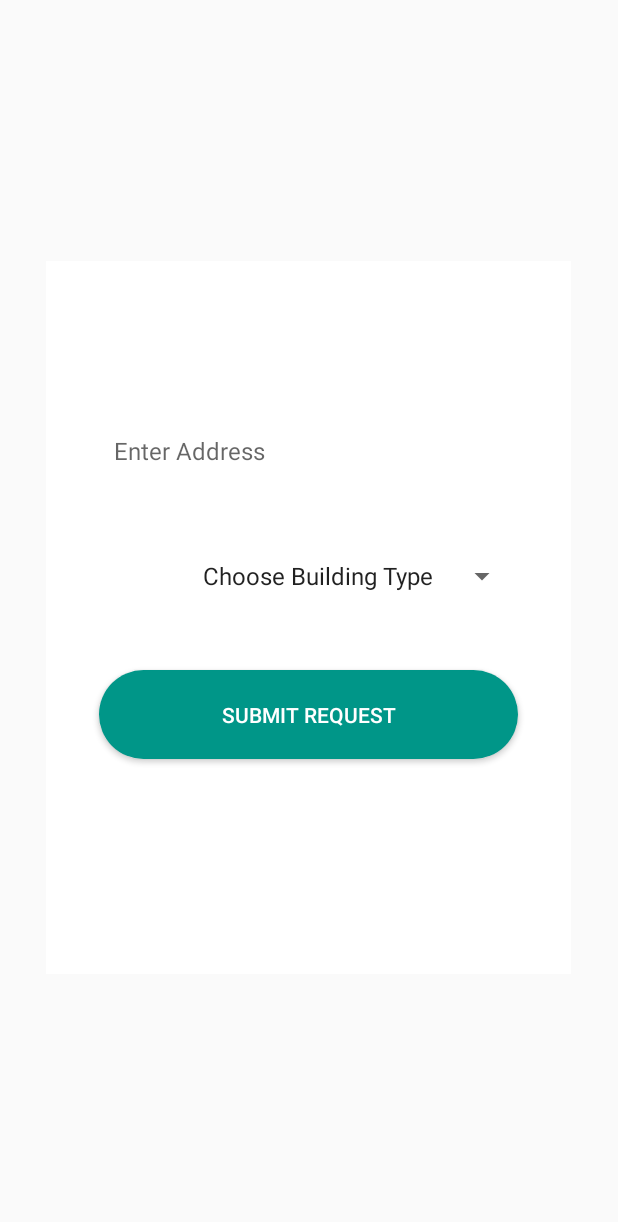
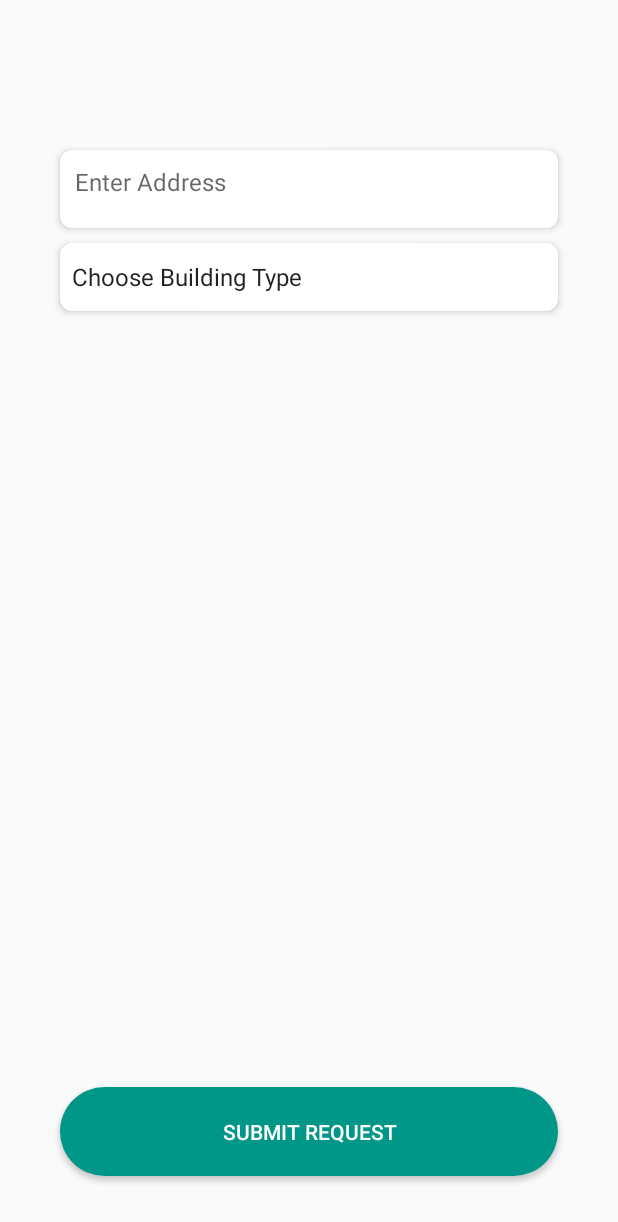
Before and after one commit to zilraf/Madraf-Litterally, an Android app: the MainMenu screen opened directly, with no data from a screen before it, after a tap on "REQUEST PICKUP", on a phone screen of 412 x 824 dp. Shown: the top 1222 px of the screen. Run offline under Robolectric (Android 15) with nearby library versions, the phone set to English and light mode, and no system bars; our stand-ins replace Firebase (no records; nobody signed in at launch, a user with empty details on screens opened directly); 1 statement that could not run was skipped.

Commit message:
pickup, profile
pickup ui
foto bulet, nama

```diff
--- a/app/build.gradle
+++ b/app/build.gradle
@@ -30,6 +30,9 @@ dependencies {
     implementation 'androidx.cardview:cardview:1.0.0'
     implementation 'androidx.recyclerview:recyclerview:1.0.0'
     implementation 'com.google.android.material:material:1.0.0'
+    implementation 'de.hdodenhof:circleimageview:3.0.0'
+
+    //implementationn 'com.pkmmte.view:circularimageview:1.1'
 
     implementation 'androidx.annotation:annotation:1.1.0'
     implementation 'androidx.constraintlayout:constraintlayout:1.1.3'
--- a/app/src/main/res/anim/rotate.xml
+++ b/app/src/main/res/anim/rotate.xml
@@ -4,6 +4,7 @@
         android:pivotX="50%"
         android:pivotY="50%"
         android:duration="600"
-        android:interpolator="@android:anim/cycle_interpolator"/>
+        android:interpolator="@android:anim/cycle_interpolator"
+        android:zAdjustment="bottom"/>
 
 </set>
--- /dev/null
+++ b/app/src/main/res/anim/rotate_down.xml
@@ -0,0 +1,11 @@
+<?xml version="1.0" encoding="utf-8"?>
+<set xmlns:android="http://schemas.android.com/apk/res/android"
+    android:fillAfter="true"
+    android:fillEnabled="true">
+    <rotate
+        android:duration="200"
+        android:fromDegrees="0"
+        android:pivotX="50%"
+        android:pivotY="50%"
+        android:toDegrees="180" />
+</set>
--- /dev/null
+++ b/app/src/main/res/anim/rotate_up.xml
@@ -0,0 +1,11 @@
+<?xml version="1.0" encoding="utf-8"?>
+<set xmlns:android="http://schemas.android.com/apk/res/android"
+    android:fillAfter="true"
+    android:fillEnabled="true">
+    <rotate
+        android:duration="200"
+        android:fromDegrees="-180"
+        android:pivotX="50%"
+        android:pivotY="50%"
+        android:toDegrees="0" />
+</set>
--- a/app/src/main/res/anim/wiggle.xml
+++ b/app/src/main/res/anim/wiggle.xml
@@ -1,5 +1,6 @@
 <?xml version="1.0" encoding="utf-8"?>
-<set xmlns:android="http://schemas.android.com/apk/res/android">
+<set xmlns:android="http://schemas.android.com/apk/res/android"
+    android:shareInterpolator="true">
     <rotate
         android:duration="70"
         android:fromDegrees="-5"
--- /dev/null
+++ b/app/src/main/res/drawable/ic_arrow_up.xml
@@ -0,0 +1,9 @@
+<vector xmlns:android="http://schemas.android.com/apk/res/android"
+    android:width="24dp"
+    android:height="24dp"
+    android:viewportWidth="24.0"
+    android:viewportHeight="24.0">
+    <path
+        android:fillColor="#3d3d3d"
+        android:pathData="M7.41,15.41L12,10.83l4.59,4.58L18,14l-6,-6 -6,6z"/>
+</vector>
--- /dev/null
+++ b/app/src/main/res/drawable/round_bg2.xml
@@ -0,0 +1,22 @@
+<?xml version="1.0" encoding="utf-8"?>
+<selector xmlns:android="http://schemas.android.com/apk/res/android">
+    <item
+        android:state_pressed="true">
+        <shape android:shape="rectangle">
+            <solid android:color="#ffcc00" />
+            <corners android:radius="8dp" />
+        </shape>
+    </item>
+    <item>
+        <shape xmlns:android="http://schemas.android.com/apk/res/android"
+            android:shape="rectangle"
+            android:padding="10dp">
+            <solid android:color="#FFFFFF"/>
+            <corners
+                android:bottomRightRadius="8dp"
+                android:bottomLeftRadius="8dp"
+                android:topLeftRadius="8dp"
+                android:topRightRadius="8dp"/>
+        </shape>
+    </item>
+</selector>
--- a/app/src/main/res/layout/activity_main_menu.xml
+++ b/app/src/main/res/layout/activity_main_menu.xml
@@ -65,7 +65,7 @@
         android:padding="8dp"
         app:layout_constraintEnd_toEndOf="parent"
         app:layout_constraintTop_toTopOf="parent"
-        app:srcCompat="@drawable/ic_change_history_black_24dp" />
+        app:srcCompat="@drawable/ic_arrow_up" />
 
     <com.google.android.material.bottomnavigation.BottomNavigationView
         android:id="@+id/nav_view"
--- a/app/src/main/res/layout/activity_request_pickup.xml
+++ b/app/src/main/res/layout/activity_request_pickup.xml
@@ -1,62 +1,61 @@
 <?xml version="1.0" encoding="utf-8"?>
-<LinearLayout xmlns:android="http://schemas.android.com/apk/res/android"
-    android:orientation="vertical"
-    android:layout_width="350dp"
-    android:layout_height="475dp"
-    android:background="#FFFFFF"
-    android:padding="5dp"
-    android:layout_gravity="center">
-
-
-    <RelativeLayout
-        android:layout_width="match_parent"
-        android:layout_height="match_parent"
-        android:orientation="vertical">
+<RelativeLayout xmlns:android="http://schemas.android.com/apk/res/android"
+    android:layout_width="match_parent"
+    android:layout_height="match_parent"
+    android:layout_gravity="center"
+    android:background="#00FFFFFF"
+    android:orientation="vertical">
 
         <EditText
             android:id="@+id/alamat"
-            android:textSize="16dp"
+
+            android:elevation="3dp"
             android:layout_width="match_parent"
             android:layout_height="wrap_content"
             android:layout_centerHorizontal="true"
-            android:layout_marginLeft="30dp"
+            android:layout_marginLeft="40dp"
             android:layout_marginTop="100dp"
-            android:layout_marginRight="30dp"
-            android:background="@drawable/round_bg"
+            android:layout_marginRight="40dp"
+            android:background="@drawable/round_bg2"
             android:hint="Enter Address"
+            android:paddingLeft="10dp"
             android:paddingTop="10dp"
-            android:paddingLeft="10dp"
             android:paddingRight="20dp"
-            android:paddingBottom="40dp"/>
-
+            android:paddingBottom="20dp"
+            android:textSize="16dp" />
 
 
         <Spinner
+            android:elevation="3dp"
             android:id="@+id/spinner1"
             android:layout_width="wrap_content"
             android:layout_height="45dp"
             android:layout_below="@id/alamat"
+            android:layout_alignStart="@+id/alamat"
+            android:layout_alignEnd="@+id/alamat"
             android:layout_marginTop="10dp"
-            android:layout_alignEnd="@+id/alamat">
+            android:background="@drawable/round_bg2">
 
         </Spinner>
 
         <Button
+            android:elevation="7dp"
             android:id="@+id/registerbutton"
-            android:text="Submit Request"
-            android:textColor="#FFFFFF"
             android:layout_width="match_parent"
             android:layout_height="wrap_content"
+            android:layout_alignParentBottom="true"
             android:layout_centerHorizontal="true"
-            android:layout_below="@+id/spinner1"
-            android:layout_marginTop="40dp"
+            android:layout_marginLeft="40dp"
+            android:layout_marginRight="40dp"
+            android:layout_marginBottom="40dp"
+            android:background="@drawable/round_bg"
+            android:backgroundTint="@color/colorPrimary"
+            android:gravity="bottom"
             android:padding="20dp"
-            android:layout_marginLeft="30dp"
-            android:layout_marginRight="30dp"
-            android:background="@drawable/round_bg"
-            android:backgroundTint="@color/colorPrimary"/>
-
-    </RelativeLayout>
+            android:text="Submit Request"
+            android:textAlignment="center"
+            android:textColor="#FFFFFF" />
 
 
-</LinearLayout>
+
+</RelativeLayout>
--- a/build.gradle
+++ b/build.gradle
@@ -12,7 +12,7 @@ buildscript {
 
         // NOTE: Do not place your application dependencies here; they belong
         // in the individual module build.gradle files
-        classpath 'com.google.gms:google-services:4.3.0'
+        classpath 'com.google.gms:google-services:4.2.0'
     }
 }
 
--- a/settings.gradle
+++ b/settings.gradle
@@ -1 +1 @@
-include ':app'
+include ':app', ':circularimageview', ':circularimageview-sample'
```
Also changed, not shown: app/src/main/java/com/example/madraf/litterally/MainMenu.java (+29 -10 lines), app/src/main/java/com/example/madraf/litterally/ProfileSettings.java (+22 -1 lines), app/src/main/java/com/example/madraf/litterally/RoundedImage.java (added, +41 -0 lines), app/src/main/res/drawable/border_bg.xml (added, +11 -0 lines), app/src/main/res/drawable/round_p.xml (added, +22 -0 lines), app/src/main/res/layout/activity_profile_settings.xml (+67 -49 lines).
